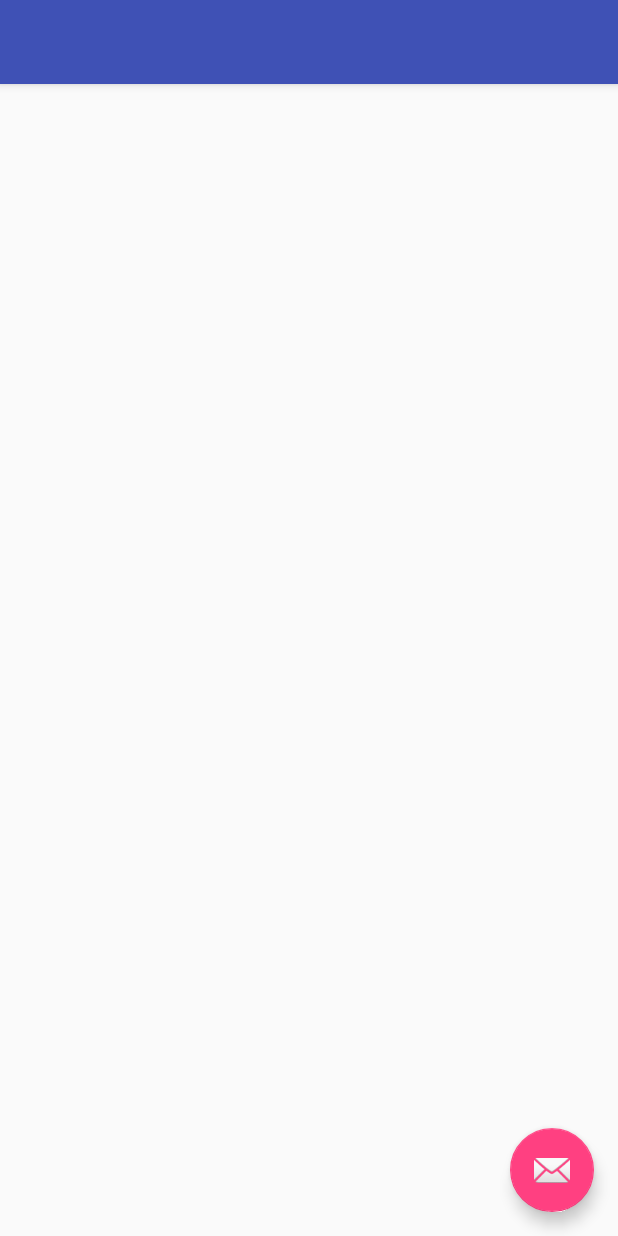
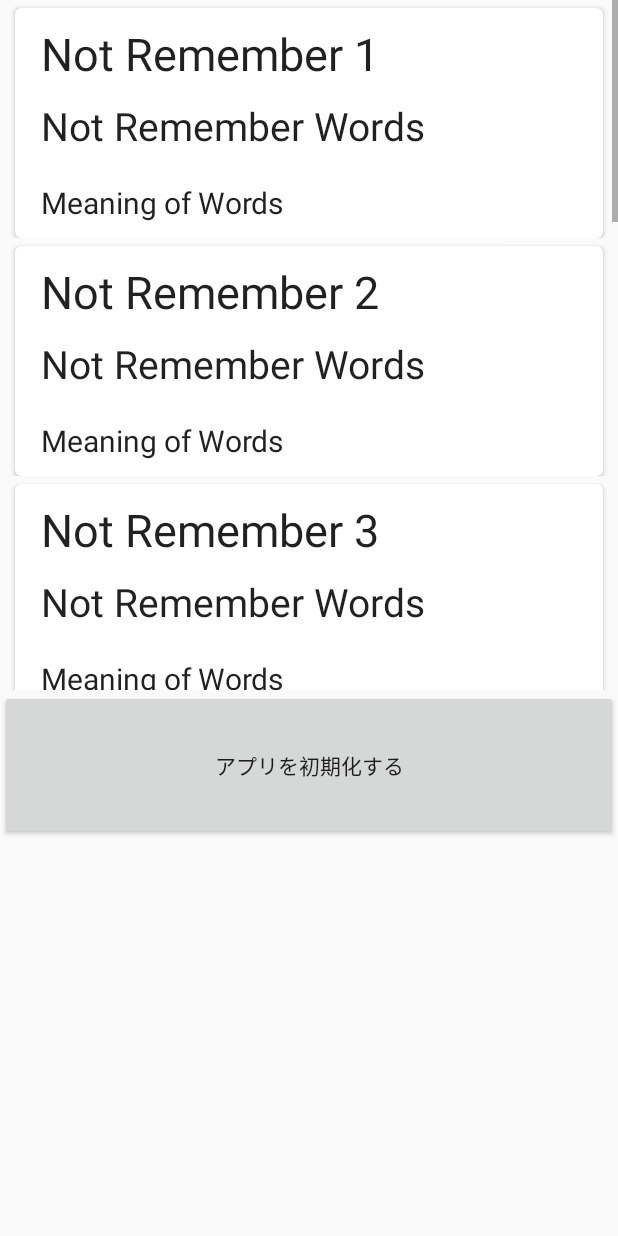
Before and after one commit to OrenBigMuff/Marumaru, an Android app: the Clear screen opened directly, with no data from a screen before it, on a phone screen of 412 x 824 dp. Run offline under Robolectric (Android 15) with nearby library versions, the phone set to English and light mode, and no system bars.

Commit message:
P5 Clear画面に残問数に応じたカードヴューを表示させることに成功

```diff
--- a/app/build.gradle
+++ b/app/build.gradle
@@ -25,5 +25,4 @@ dependencies {
     compile 'com.android.support:appcompat-v7:23.1.1'
     compile 'com.android.support:design:23.1.1'
     compile'com.android.support:cardview-v7:+'
-
 }
--- a/app/src/main/AndroidManifest.xml
+++ b/app/src/main/AndroidManifest.xml
@@ -15,6 +15,7 @@
                 <category android:name="android.intent.category.LAUNCHER"/>
             </intent-filter>
         </activity>
+
         <activity android:name=".Clear">
         </activity>
     </application>
--- a/app/src/main/java/com/bizan/mobile10/marumaru/Clear.java
+++ b/app/src/main/java/com/bizan/mobile10/marumaru/Clear.java
@@ -4,15 +4,20 @@ import android.support.design.widget.Snackbar;
 import android.support.v7.app.AppCompatActivity;
 import android.os.Bundle;
 import android.support.v7.widget.CardView;
+import android.util.Log;
 import android.view.LayoutInflater;
 import android.view.View;
+import android.view.View.OnClickListener;
+import android.widget.Button;
 import android.widget.LinearLayout;
 import android.widget.TextView;
 import android.widget.Toast;
 
-public class Clear extends AppCompatActivity {
+public class Clear extends AppCompatActivity
+implements OnClickListener{
 
     private int zanmon;         //DBから取得した残問題数をセットします。（今井）
+    Button btnInit;             //初期化を実行するメガンテボタン
 
     @Override
     protected void onCreate(Bundle savedInstanceState) {
@@ -22,32 +27,66 @@ public class Clear extends AppCompatActivity {
         //とりあえず残問数9問で作ってみるね（本番はここでDBから残問を取得してね。）
         zanmon = 9;
 
+
+        btnInit = (Button)findViewById(R.id.btnInit);
+        btnInit.setOnClickListener(this);
+
+        LinearLayout cardLinearZanmon = (LinearLayout) this.findViewById(R.id.cardLinearZanmon);
+        cardLinearZanmon.removeAllViews();
+
+/*
         LinearLayout cardLinear = (LinearLayout) this.findViewById(R.id.cardLinear);
+        LinearLayout cardLinearZanmon = (LinearLayout) this.findViewById(R.id.cardLinearZanmon);
         cardLinear.removeAllViews();
+        cardLinearZanmon.removeAllViews();
 
         LayoutInflater inflater = (LayoutInflater) getSystemService(LAYOUT_INFLATER_SERVICE);
         LinearLayout linearLayout = (LinearLayout) inflater.inflate(R.layout.card_clear, null);
         CardView cardView = (CardView) linearLayout.findViewById(R.id.cardView);
+
+        cardLinear.addView(linearLayout);
+*/
+
+        Log.v("Clearろぐ","ここまでOK");
+
+  /*      LayoutInflater inflater = (LayoutInflater) getSystemService(LAYOUT_INFLATER_SERVICE);
+        LinearLayout linearLayout = (LinearLayout) inflater.inflate(R.layout.card_clear, null);
+        CardView cardView = (CardView) linearLayout.findViewById(R.id.cardView);
         cardView.setTag(1);
-        cardLinear.addView(linearLayout, 1);
-/*
+        cardLinear.addView(linearLayout, 1);*/
 
-        for (int i = 0; i < zanmon; i++) {
+
+        for (int i = 1; i <= zanmon; i++) {
             LayoutInflater inflater2 = (LayoutInflater) getSystemService(LAYOUT_INFLATER_SERVICE);
-            LinearLayout linearLayout2 = (LinearLayout) inflater.inflate(R.layout.card_clear, null);
-            CardView cardView2 = (CardView) linearLayout.findViewById(R.id.cardView);
-//            TextView textBox = (TextView) linearLayout.findViewById(R.id.textBox);
-//            textBox.setText("CardView" + i);
-            cardView.setTag(i);
-            cardView.setOnClickListener(new View.OnClickListener() {
+            LinearLayout linearLayout2 = (LinearLayout) inflater2.inflate(R.layout.card_zanmon, null);
+//            LinearLayout linearLayout2 = (LinearLayout) inflater2.inflate(R.layout.card_zanmon, null);
+            CardView cardView2 = (CardView) linearLayout2.findViewById(R.id.cardView);
+            TextView zanmonTitle = (TextView) linearLayout2.findViewById(R.id.zanmonTitle);
+            zanmonTitle.setText("Not Remember " + i);
+            /*cardView2.setTag(i);
+            cardView2.setOnClickListener(new View.OnClickListener() {
                 @Override
                 public void onClick(View view) {
                     Snackbar.make(view, "Don't touch me!!", Snackbar.LENGTH_LONG)
                             .setAction("Action", null).show();
                 }
-            });
+            });*/
 
-            cardLinear.addView(linearLayout, i);
-        }*/
+            cardLinearZanmon.addView(linearLayout2, i-1);
+        }
     }
+
+    @Override
+    public void onClick(View v) {
+        if(v == btnInit){
+            //ここにイニシャライズの呪文(メソッド)を書き込む
+            Log.v("Button_clr","onClick");
+        }
+        return;
+    }
+
+    public void initApp(){
+
+    }
+
 }
--- a/app/src/main/java/com/bizan/mobile10/marumaru/MainActivity.java
+++ b/app/src/main/java/com/bizan/mobile10/marumaru/MainActivity.java
@@ -1,5 +1,6 @@
 package com.bizan.mobile10.marumaru;
 
+import android.util.Log;
 import android.view.View.OnClickListener;
 import android.content.Intent;
 import android.support.v7.app.AppCompatActivity;
@@ -11,13 +12,16 @@ public class MainActivity extends AppCompatActivity {
 
     @Override
     protected void onCreate(Bundle savedInstanceState) {
+
         super.onCreate(savedInstanceState);
+        Log.v("main", "onCreate");
         setContentView(R.layout.activity_main);
 
         Button btn = (Button) findViewById(R.id.btnTest);
         btn.setOnClickListener(new OnClickListener() {
             @Override
             public void onClick(View v) {
+                Log.v("Button_main", "onClick");
                 // Intentの生成
                 Intent intent = new Intent(MainActivity.this, Clear.class);
                 // 次のアクティビィ起動
--- a/app/src/main/res/layout/activity_clear.xml
+++ b/app/src/main/res/layout/activity_clear.xml
@@ -8,28 +8,8 @@
     android:fitsSystemWindows="true"
     tools:context="com.bizan.mobile10.marumaru.Clear">
 
-    <android.support.design.widget.AppBarLayout
-        android:layout_width="match_parent"
-        android:layout_height="wrap_content"
-        android:theme="@style/AppTheme.AppBarOverlay">
-
-        <android.support.v7.widget.Toolbar
-            android:id="@+id/toolbar"
-            android:layout_width="match_parent"
-            android:layout_height="?attr/actionBarSize"
-            android:background="?attr/colorPrimary"
-            app:popupTheme="@style/AppTheme.PopupOverlay"/>
-
-    </android.support.design.widget.AppBarLayout>
 
     <include layout="@layout/clear_layout"/>
 
-    <android.support.design.widget.FloatingActionButton
-        android:id="@+id/fab"
-        android:layout_width="wrap_content"
-        android:layout_height="wrap_content"
-        android:layout_gravity="bottom|end"
-        android:layout_margin="@dimen/fab_margin"
-        android:src="@android:drawable/ic_dialog_email"/>
 
 </android.support.design.widget.CoordinatorLayout>
--- /dev/null
+++ b/app/src/main/res/layout/card_zanmon.xml
@@ -0,0 +1,72 @@
+<?xml version="1.0" encoding="utf-8"?>
+<LinearLayout xmlns:android="http://schemas.android.com/apk/res/android"
+              android:layout_width="match_parent"
+              android:layout_height="match_parent"
+              android:orientation="vertical"
+              android:weightSum="1">
+
+    <android.support.v7.widget.CardView
+        android:id="@+id/cardView2"
+        xmlns:android="http://schemas.android.com/apk/res/android"
+        xmlns:card_view="http://schemas.android.com/apk/res-auto"
+        android:layout_width="match_parent"
+        android:layout_height="wrap_content"
+        android:layout_marginLeft="10dp"
+        android:layout_marginRight="10dp"
+        android:layout_marginTop="5dp"
+        android:foreground="?android:attr/selectableItemBackground"
+        card_view:cardCornerRadius="4dp"
+        >
+
+        <!-- カードに載せる情報 -->
+
+        <RelativeLayout
+            android:id="@+id/cardRelative"
+            android:layout_width="match_parent"
+            android:layout_height="match_parent"
+            android:layout_gravity="center_horizontal"
+            >
+
+            <TextView
+                android:id="@+id/zanmonTitle"
+                android:layout_width="wrap_content"
+                android:layout_height="wrap_content"
+
+                android:layout_marginLeft="17dp"
+                android:layout_marginStart="17dp"
+                android:text="Title"
+                android:textAppearance="?android:attr/textAppearanceLarge"
+                android:textSize="30dp" android:layout_marginTop="10dp"
+                />
+
+            <TextView
+                android:id="@+id/zanmonWord"
+                android:layout_width="wrap_content"
+                android:layout_height="wrap_content"
+
+                android:layout_below="@+id/zanmonTitle"
+                android:layout_marginLeft="17dp"
+                android:layout_marginStart="17dp"
+                android:text="Not Remember Words"
+                android:textAppearance="?android:attr/textAppearanceLarge"
+                android:textSize="26dp" android:layout_marginTop="10dp"
+                android:layout_marginBottom="10dp"/>
+
+            <TextView
+                android:id="@+id/zanmonMean"
+                android:layout_width="wrap_content"
+                android:layout_height="wrap_content"
+
+                android:layout_below="@+id/zanmonWord"
+                android:layout_marginLeft="17dp"
+                android:layout_marginStart="17dp"
+                android:text="Meaning of Words"
+                android:textAppearance="?android:attr/textAppearanceLarge"
+                android:textSize="20dp" android:layout_marginTop="10dp"
+                android:layout_marginBottom="10dp"/>
+
+
+
+        </RelativeLayout>
+    </android.support.v7.widget.CardView>
+</LinearLayout>
--- a/app/src/main/res/layout/clear_layout.xml
+++ b/app/src/main/res/layout/clear_layout.xml
@@ -10,21 +10,43 @@
     tools:context="com.bizan.mobile10.marumaru.Clear"
     tools:showIn="@layout/activity_clear">
 
-    <ScrollView
-        android:layout_width="match_parent"
-        android:layout_height="match_parent"
-        android:id="@+id/scrollView"
-        android:fillViewport="false"
-        android:layout_alignParentLeft="true"
-        android:layout_alignParentStart="true">
+    <LinearLayout android:layout_width="match_parent"
+                  android:layout_height="match_parent"
+                  android:orientation="vertical"
+                  android:id="@+id/cardLinear">
+<!--
         <LinearLayout
-            android:orientation="vertical"
+            android:id="@+id/cardLinear"
             android:layout_width="match_parent"
-            android:layout_height="match_parent"
-            android:layout_centerVertical="true"
+            android:layout_height="150dp"
             android:layout_centerHorizontal="true"
-            android:id="@+id/cardLinear">
+            android:layout_centerVertical="true">
         </LinearLayout>
-    </ScrollView>
+-->
 
+
+            <ScrollView
+                android:id="@+id/scrollView"
+                android:layout_width="match_parent"
+                android:layout_height="460dp"
+                android:layout_alignParentLeft="true"
+                android:layout_alignParentStart="true"
+                android:fillViewport="false">
+                <LinearLayout
+                    android:id="@+id/cardLinearZanmon"
+                    android:layout_width="match_parent"
+                    android:layout_height="match_parent"
+                    android:layout_centerHorizontal="true"
+                    android:layout_centerVertical="true"
+                    android:orientation="vertical">
+                </LinearLayout>
+            </ScrollView>
+        <Button
+            android:id="@+id/btnInit"
+            android:layout_width="fill_parent"
+            android:layout_height="100dp"
+            android:text="アプリを初期化する"/>
+
+
+    </LinearLayout>
 </LinearLayout>
--- a/app/src/main/res/values/strings.xml
+++ b/app/src/main/res/values/strings.xml
@@ -1,5 +1,5 @@
 <resources>
     <string name="app_name">3秒で解く〇〇</string>
     <string name="clear_title">Congratulations！</string>
-    <string name="clear_text">\n残り出題数が10題を切りました。\nこのゲームはここでクリアとなります。\n以下、あなたがクリアできていない\n不得意な単語となります。\n\nしっかり勉強して下さいね。</string>
+    <string name="clear_text">\n残り出題数が10題を切りました。\nこのゲームはここでクリアとなります。\n以下が、あなたがクリアできていない\n不得意な単語です。\n\nしっかり勉強して下さいね。</string>
 </resources>
```
